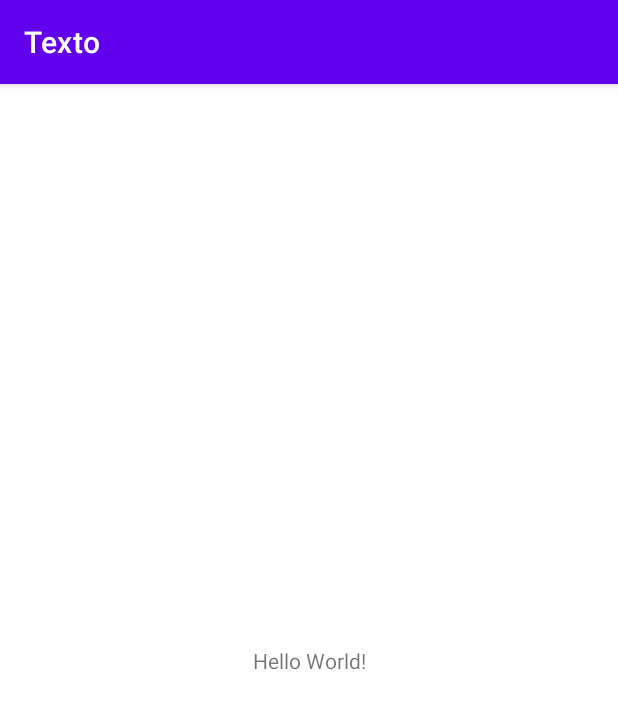
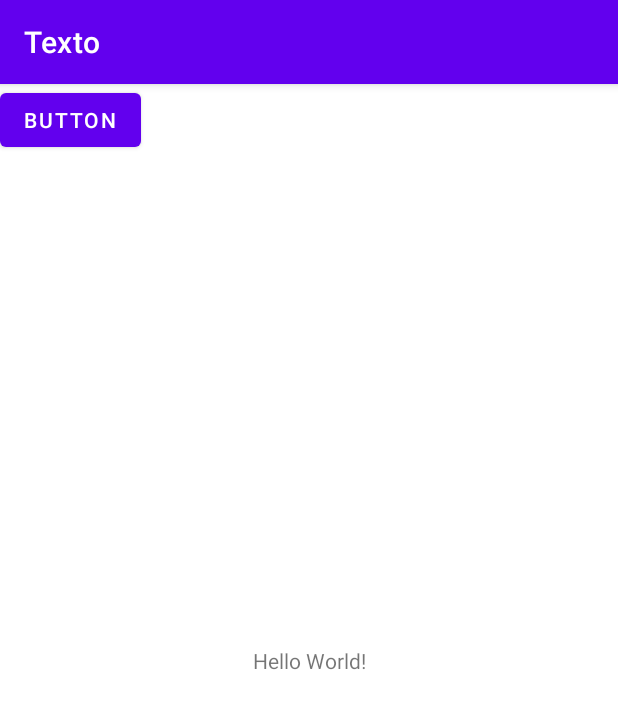
Before and after one commit to Concyline/Texto, an Android app: the screen it shows after launch (MainActivity), on a phone screen of 412 x 824 dp. Shown: the top 709 px of the screen. Run offline under Robolectric (Android 15) with nearby library versions, the phone set to English and light mode, and no system bars.

Commit message:
Add class em print

```diff
--- a/app/src/main/java/br/com/texto/MainActivity.java
+++ b/app/src/main/java/br/com/texto/MainActivity.java
@@ -3,6 +3,7 @@ package br.com.texto;
 import androidx.appcompat.app.AppCompatActivity;
 
 import android.os.Bundle;
+import android.view.View;
 
 import br.com.texto.storagesd.Log;
 import br.com.texto.storagesd.StorageSD;
@@ -25,6 +26,13 @@ public class MainActivity extends AppCompatActivity {
                 })
                 .build();
 
+        findViewById(R.id.button).setOnClickListener(new View.OnClickListener() {
+            @Override
+            public void onClick(View view) {
+                aqui();
+            }
+        });
+
 
     }
 
@@ -32,14 +40,13 @@ public class MainActivity extends AppCompatActivity {
     protected void onStart() {
         super.onStart();
 
-       aqui();
     }
 
     private void aqui(){
         try{
             int x = 10 / 0;
         }catch (Exception e){
-            StorageSD.processaException(getClass().getSimpleName() + " - "+new Object() {}.getClass().getEnclosingMethod().getName(), e);
+            StorageSD.processaException(getClass(), e);
         }
     }
 }
--- a/app/src/main/res/layout/activity_main.xml
+++ b/app/src/main/res/layout/activity_main.xml
@@ -15,4 +15,12 @@
         app:layout_constraintRight_toRightOf="parent"
         app:layout_constraintTop_toTopOf="parent" />
 
+    <Button
+        android:id="@+id/button"
+        android:layout_width="wrap_content"
+        android:layout_height="wrap_content"
+        android:text="Button"
+        tools:layout_editor_absoluteX="32dp"
+        tools:layout_editor_absoluteY="45dp" />
+
 </androidx.constraintlayout.widget.ConstraintLayout>
--- a/texto/src/main/java/br/com/texto/storagesd/DefaultTextoFacade.java
+++ b/texto/src/main/java/br/com/texto/storagesd/DefaultTextoFacade.java
@@ -77,4 +77,5 @@ public class DefaultTextoFacade implements TextoFacade {
         log.onLog("processaException");
         sd.processaException(classe, e);
     }
+
 }
--- a/texto/src/main/java/br/com/texto/storagesd/Sd.java
+++ b/texto/src/main/java/br/com/texto/storagesd/Sd.java
@@ -192,10 +192,10 @@ public class Sd implements SdInterface {
     }
 
     @Override
-    public void processaException(String classe, Exception e) {
+    public void processaException(Class classe, Exception e) {
         try {
             e.printStackTrace();
-            info(classe);
+            info(classe.getSimpleName() + " - "+new Object() {}.getClass().getEnclosingMethod().getName());
             erro(e.toString());
             insereLog(e.getStackTrace());
         } catch (Exception ee) {
--- a/texto/src/main/java/br/com/texto/storagesd/SdInterface.java
+++ b/texto/src/main/java/br/com/texto/storagesd/SdInterface.java
@@ -24,5 +24,6 @@ public interface SdInterface {
 
     void insereLog(StackTraceElement[] erro);
 
-    void processaException(String classe, Exception e);
+    void processaException(Class classe, Exception e);
+
 }
--- a/texto/src/main/java/br/com/texto/storagesd/StorageSD.java
+++ b/texto/src/main/java/br/com/texto/storagesd/StorageSD.java
@@ -56,7 +56,7 @@ public class StorageSD {
         textoFacade.insereLog(erro);
     }
 
-    public static void processaException(String classe, Exception e) {
+    public static void processaException(Class classe, Exception e) {
         textoFacade.processaException(classe, e);
     }
 
--- a/texto/src/main/java/br/com/texto/storagesd/TextoFacade.java
+++ b/texto/src/main/java/br/com/texto/storagesd/TextoFacade.java
@@ -24,5 +24,6 @@ public interface TextoFacade {
 
     void insereLog(StackTraceElement[] erro);
 
-    void processaException(String classe, Exception e);
+    void processaException(Class classe, Exception e);
+
 }
```
